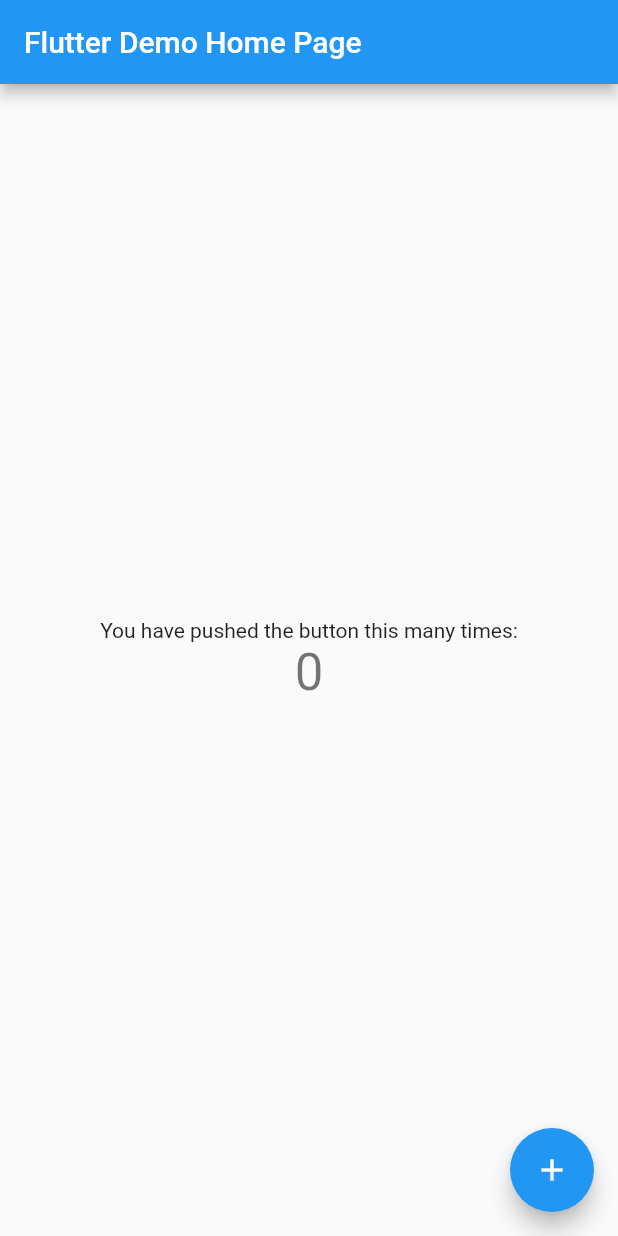
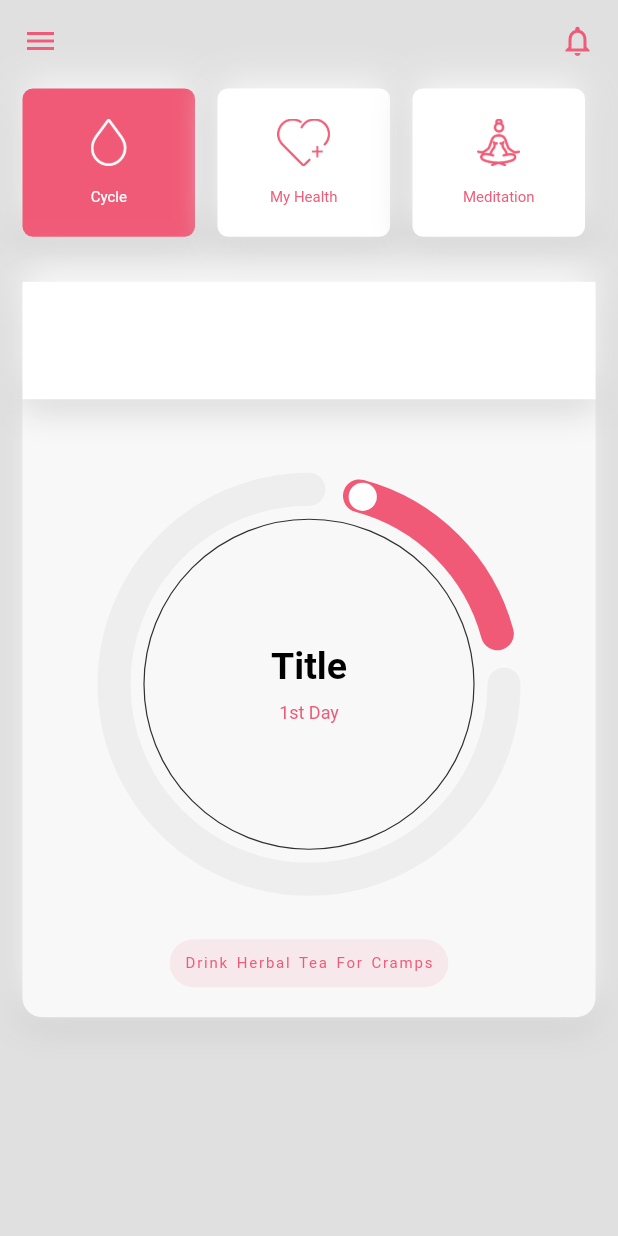
Before and after one commit to jbjason/task_3, a Flutter app: the screen it shows after launch, on a phone screen of 412 x 824 dp. Run offline on Flutter 3.47's test engine with Material 2 defaults, Android fonts, the phone set to English and light mode, and no system bars.

Commit message:
appbar, body, circular progess

```diff
--- a/lib/constants/constants3.dart
+++ b/lib/constants/constants3.dart
@@ -1,4 +1,5 @@
 import 'package:flutter/material.dart';
+import 'package:task_3/models/group.dart';
 
 const backColor = Color(0xFFF8F8F8);
 const secondaryColor = Color(0xFFF05A76);
@@ -9,10 +10,23 @@ const textPrimaryColor = Colors.black;
 const textSecondaryColor = Colors.black38;
 
 const groups = [
-  'assets/icons/group1.png',
-  'assets/icons/group2.png',
-  'assets/icons/group3.png',
-  'assets/icons/group4.png',
+  Group(title: 'Cycle', img: 'assets/icons/group1.png'),
+  Group(title: 'My Health', img: 'assets/icons/group2.png'),
+  Group(title: 'Meditation', img: 'assets/icons/group3.png'),
+  Group(title: 'Shop', img: 'assets/icons/group4.png'),
 ];
 
 const category = 'assets/icons/category.png';
+
+final boxShadow = [
+  BoxShadow(
+    color: Colors.grey[400]!,
+    blurRadius: 20,
+    offset: const Offset(0, 4),
+  ),
+  const BoxShadow(
+    color: Colors.white,
+    blurRadius: 20,
+    offset: Offset(0, -5),
+  ),
+];
--- a/lib/main.dart
+++ b/lib/main.dart
@@ -1,4 +1,5 @@
 import 'package:flutter/material.dart';
+import 'package:task_3/screens/home_screen3.dart';
 
 void main() {
   runApp(const MyApp());
@@ -12,104 +13,12 @@ class MyApp extends StatelessWidget {
   Widget build(BuildContext context) {
     return MaterialApp(
       title: 'Flutter Demo',
+      debugShowCheckedModeBanner: false,
       theme: ThemeData(
-        // This is the theme of your application.
-        //
-        // Try running your application with "flutter run". You'll see the
-        // application has a blue toolbar. Then, without quitting the app, try
-        // changing the primarySwatch below to Colors.green and then invoke
-        // "hot reload" (press "r" in the console where you ran "flutter run",
-        // or simply save your changes to "hot reload" in a Flutter IDE).
-        // Notice that the counter didn't reset back to zero; the application
-        // is not restarted.
         primarySwatch: Colors.blue,
+        scaffoldBackgroundColor: Colors.grey[300],
       ),
-      home: const MyHomePage(title: 'Flutter Demo Home Page'),
+      home: const HomeScreen(),
     );
   }
 }
-
-class MyHomePage extends StatefulWidget {
-  const MyHomePage({super.key, required this.title});
-
-  // This widget is the home page of your application. It is stateful, meaning
-  // that it has a State object (defined below) that contains fields that affect
-  // how it looks.
-
-  // This class is the configuration for the state. It holds the values (in this
-  // case the title) provided by the parent (in this case the App widget) and
-  // used by the build method of the State. Fields in a Widget subclass are
-  // always marked "final".
-
-  final String title;
-
-  @override
-  State<MyHomePage> createState() => _MyHomePageState();
-}
-
-class _MyHomePageState extends State<MyHomePage> {
-  int _counter = 0;
-
-  void _incrementCounter() {
-    setState(() {
-      // This call to setState tells the Flutter framework that something has
-      // changed in this State, which causes it to rerun the build method below
-      // so that the display can reflect the updated values. If we changed
-      // _counter without calling setState(), then the build method would not be
-      // called again, and so nothing would appear to happen.
-      _counter++;
-    });
-  }
-
-  @override
-  Widget build(BuildContext context) {
-    // This method is rerun every time setState is called, for instance as done
-    // by the _incrementCounter method above.
-    //
-    // The Flutter framework has been optimized to make rerunning build methods
-    // fast, so that you can just rebuild anything that needs updating rather
-    // than having to individually change instances of widgets.
-    return Scaffold(
-      appBar: AppBar(
-        // Here we take the value from the MyHomePage object that was created by
-        // the App.build method, and use it to set our appbar title.
-        title: Text(widget.title),
-      ),
-      body: Center(
-        // Center is a layout widget. It takes a single child and positions it
-        // in the middle of the parent.
-        child: Column(
-          // Column is also a layout widget. It takes a list of children and
-          // arranges them vertically. By default, it sizes itself to fit its
-          // children horizontally, and tries to be as tall as its parent.
-          //
-          // Invoke "debug painting" (press "p" in the console, choose the
-          // "Toggle Debug Paint" action from the Flutter Inspector in Android
-          // Studio, or the "Toggle Debug Paint" command in Visual Studio Code)
-          // to see the wireframe for each widget.
-          //
-          // Column has various properties to control how it sizes itself and
-          // how it positions its children. Here we use mainAxisAlignment to
-          // center the children vertically; the main axis here is the vertical
-          // axis because Columns are vertical (the cross axis would be
-          // horizontal).
-          mainAxisAlignment: MainAxisAlignment.center,
-          children: <Widget>[
-            const Text(
-              'You have pushed the button this many times:',
-            ),
-            Text(
-              '$_counter',
-              style: Theme.of(context).textTheme.headlineMedium,
-            ),
-          ],
-        ),
-      ),
-      floatingActionButton: FloatingActionButton(
-        onPressed: _incrementCounter,
-        tooltip: 'Increment',
-        child: const Icon(Icons.add),
-      ), // This trailing comma makes auto-formatting nicer for build methods.
-    );
-  }
-}
--- /dev/null
+++ b/lib/models/group.dart
@@ -0,0 +1,5 @@
+class Group {
+  final String title;
+  final String img;
+  const Group({required this.title, required this.img});
+}
--- a/lib/screens/home_screen3.dart
+++ b/lib/screens/home_screen3.dart
@@ -1,10 +1,35 @@
 import 'package:flutter/material.dart';
+import 'package:task_3/constants/constants3.dart';
+import 'package:task_3/widgets/home_widgets/home_body.dart';
 
-class HomeScreen3 extends StatelessWidget {
-  const HomeScreen3({super.key});
+class HomeScreen extends StatelessWidget {
+  const HomeScreen({super.key});
 
   @override
   Widget build(BuildContext context) {
-    return const Scaffold();
+    return Scaffold(
+      body: SafeArea(
+        child: Padding(
+          padding: const EdgeInsets.symmetric(vertical: 15, horizontal: 15),
+          child: SingleChildScrollView(
+            child: Column(
+              crossAxisAlignment: CrossAxisAlignment.stretch,
+              children: [
+                // appBar
+                Row(
+                  mainAxisAlignment: MainAxisAlignment.spaceBetween,
+                  children: const [
+                    Icon(Icons.menu, color: secondaryColor),
+                    Icon(Icons.notifications_outlined, color: secondaryColor),
+                  ],
+                ),
+                // body
+                const HomeBody(),
+              ],
+            ),
+          ),
+        ),
+      ),
+    );
   }
 }
--- /dev/null
+++ b/lib/widgets/home_widgets/home_body.dart
@@ -0,0 +1,22 @@
+import 'package:flutter/material.dart';
+import 'package:task_3/widgets/home_widgets/home_group.dart';
+import 'package:task_3/widgets/home_widgets/home_progress_card.dart';
+
+class HomeBody extends StatelessWidget {
+  const HomeBody({super.key});
+
+  @override
+  Widget build(BuildContext context) {
+    final size = MediaQuery.of(context).size;
+
+    return Column(
+      children: [
+        const SizedBox(height: 20),
+        // group list
+        SizedBox(height: size.height * .12, child: const HomeGroup()),
+        const SizedBox(height: 30),
+        HomeProgessCard(size: size),
+      ],
+    );
+  }
+}
--- /dev/null
+++ b/lib/widgets/home_widgets/home_group.dart
@@ -0,0 +1,60 @@
+import 'package:flutter/material.dart';
+import 'package:task_3/constants/constants3.dart';
+
+class HomeGroup extends StatefulWidget {
+  const HomeGroup({super.key});
+
+  @override
+  State<HomeGroup> createState() => _HomeGroupState();
+}
+
+class _HomeGroupState extends State<HomeGroup> {
+  int _selectedGroup = 0;
+  @override
+  Widget build(BuildContext context) {
+    return ListView.builder(
+      clipBehavior: Clip.none,
+      itemCount: groups.length,
+      scrollDirection: Axis.horizontal,
+      itemBuilder: (context, i) {
+        final selected = _selectedGroup == i;
+        final color = selected ? secondaryColor : Colors.white;
+        final textcolor = selected ? Colors.white : secondaryColor;
+        return InkWell(
+          onTap: () => setState(() => _selectedGroup = i),
+          child: Container(
+            width: 115,
+            margin: const EdgeInsets.only(right: 15),
+            padding: const EdgeInsets.all(20),
+            alignment: Alignment.center,
+            decoration: BoxDecoration(
+              borderRadius: BorderRadius.circular(7),
+              color: color,
+              boxShadow: boxShadow,
+            ),
+            child: Column(
+              mainAxisAlignment: MainAxisAlignment.center,
+              children: [
+                Expanded(
+                  child: Image.asset(
+                    groups[i].img,
+                    color: textcolor,
+                    fit: BoxFit.contain,
+                  ),
+                ),
+
+                const SizedBox(height: 15),
+                // title
+                Text(
+                  groups[i].title,
+                  overflow: TextOverflow.ellipsis,
+                  style: TextStyle(color: textcolor, fontSize: 10),
+                ),
+              ],
+            ),
+          ),
+        );
+      },
+    );
+  }
+}
--- /dev/null
+++ b/lib/widgets/home_widgets/home_painter.dart
@@ -0,0 +1,53 @@
+import 'dart:math';
+import 'package:flutter/material.dart';
+import 'package:task_3/constants/constants3.dart';
+import 'package:vector_math/vector_math.dart' as math;
+
+class HomePainter extends CustomPainter {
+  @override
+  void paint(Canvas canvas, Size size) {
+    assert(size.height == size.width);
+    final w = size.width;
+    final center = Offset(w / 2, w / 2);
+    final rect1 = Rect.fromCenter(center: center, width: w, height: w);
+
+    // first Grey circular progress
+    final paint1 = _getPaint(Colors.grey[200]!);
+    final path1 = Path();
+    path1.addArc(rect1, math.radians(0), math.radians(270));
+    canvas.drawPath(path1, paint1);
+
+    // first pink circular progress
+    final paint2 = _getPaint(secondaryColor);
+    final path2 = Path();
+    path2.addArc(rect1, math.radians(285), math.radians(60));
+    canvas.drawPath(path2, paint2);
+
+    // white CirclePointer
+    final paint3 = Paint()..color = Colors.white;
+    final x3 = center.dx + w / 2 * cos(math.radians(286));
+    final y3 = center.dy + w / 2 * sin(math.radians(286));
+    final center3 = Offset(x3, y3);
+    canvas.drawCircle(center3, 9.4, paint3);
+
+    // inner black circular-progress
+    final paint4 = Paint()
+      ..style = PaintingStyle.stroke
+      ..strokeWidth = .8
+      ..color = Colors.grey[850]!;
+    final rect4 =
+        Rect.fromCenter(center: center, width: w - 40, height: w - 40);
+    final path4 = Path();
+    path4.addArc(rect4, math.radians(0), math.radians(360));
+    canvas.drawPath(path4, paint4);
+  }
+
+  Paint _getPaint(Color color) => Paint()
+    ..strokeWidth = 22
+    ..color = color
+    ..strokeCap = StrokeCap.round
+    ..style = PaintingStyle.stroke;
+
+  @override
+  bool shouldRepaint(covariant CustomPainter oldDelegate) => false;
+}
--- /dev/null
+++ b/lib/widgets/home_widgets/home_progress_card.dart
@@ -0,0 +1,80 @@
+
+import 'package:flutter/material.dart';
+import 'package:task_3/constants/constants3.dart';
+import 'package:task_3/widgets/home_widgets/home_painter.dart';
+
+class HomeProgessCard extends StatelessWidget {
+  const HomeProgessCard({super.key, required this.size});
+  final Size size;
+
+  @override
+  Widget build(BuildContext context) {
+    final double height = size.width > 400 ? 400 : size.width;
+    return Container(
+      decoration: BoxDecoration(
+        color: backColor,
+        borderRadius: BorderRadius.circular(13),
+        boxShadow: boxShadow,
+      ),
+      child: Column(
+        children: [
+          Container(
+            height: size.height * .095,
+            decoration: BoxDecoration(
+              color: Colors.white,
+              boxShadow: boxShadow,
+            ),
+          ),
+          const SizedBox(height: 20),
+          Container(
+            height: height - 60,
+            width: height - 60,
+            padding: const EdgeInsets.all(40),
+            child: CustomPaint(
+              painter: HomePainter(),
+              child: Column(
+                mainAxisAlignment: MainAxisAlignment.center,
+                children: const [
+                  Text(
+                    'Title',
+                    style: TextStyle(
+                      fontSize: 25,
+                      fontWeight: FontWeight.bold,
+                      color: textPrimaryColor,
+                    ),
+                  ),
+                  SizedBox(height: 10),
+                  Text(
+                    '1st Day',
+                    style: TextStyle(
+                      fontSize: 12,
+                      color: secondaryColor,
+                    ),
+                  ),
+                ],
+              ),
+            ),
+          ),
+          Center(
+            child: Container(
+              padding: const EdgeInsets.all(10),
+              decoration: BoxDecoration(
+                  borderRadius: BorderRadius.circular(30),
+                  color: secondaryColor.withOpacity(.1)),
+              child: const Text(
+                'Drink Herbal Tea For Cramps',
+                style: TextStyle(
+                  color: secondaryColor,
+                  wordSpacing: 1.5,
+                  letterSpacing: 1.2,
+                  fontSize: 10,
+                ),
+              ),
+            ),
+          ),
+          const SizedBox(height: 20),
+        ],
+      ),
+    );
+  }
+}
```
Also changed, not shown: pubspec.yaml (+3 -5 lines).
